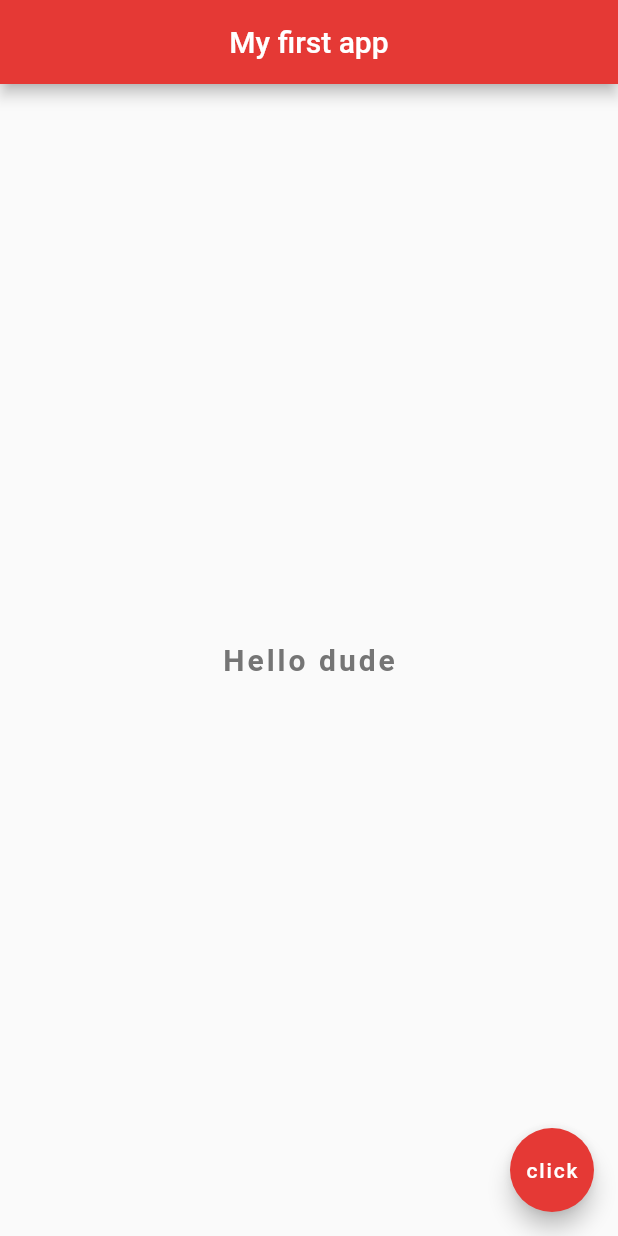
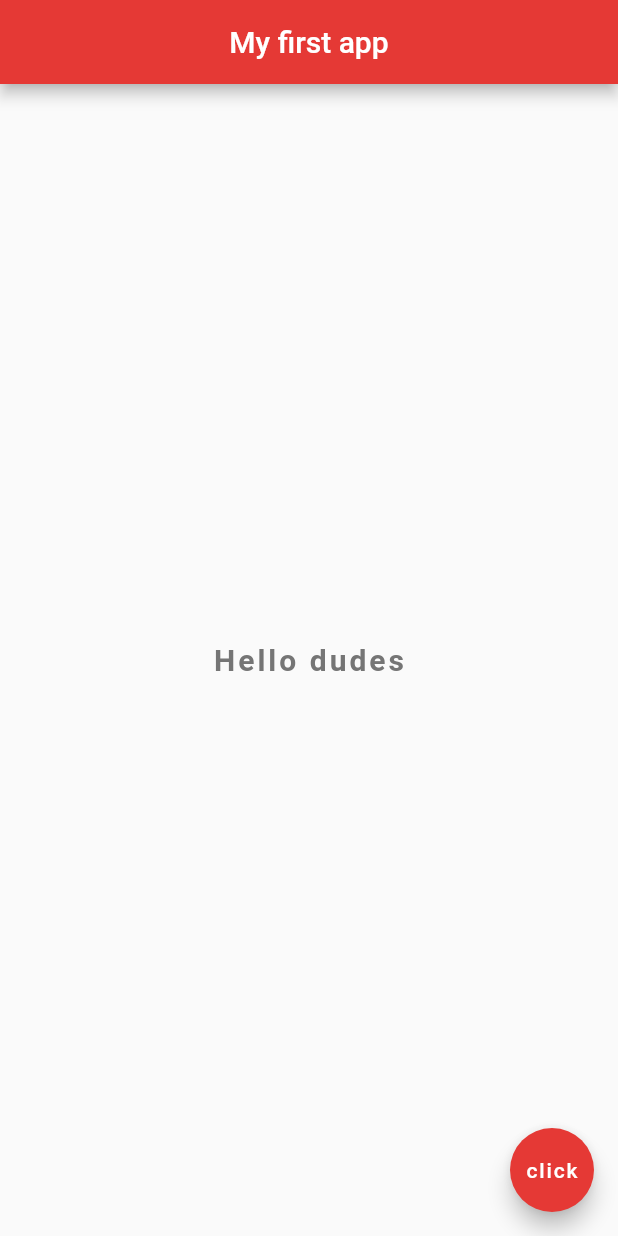
Before and after one commit to mmsoby/Burrdle, a Flutter app: the screen it shows after launch, on a phone screen of 412 x 824 dp. Run offline on Flutter 3.47's test engine with Material 2 defaults, Android fonts, the phone set to English and light mode, and no system bars.

Commit message:
Initial Commit.

```diff
--- a/lib/main.dart
+++ b/lib/main.dart
@@ -17,7 +17,7 @@ class Home extends StatelessWidget {
       ),
       body: Center(
         child: Text(
-          "Hello dude",
+          "Hello dudes",
           style: TextStyle(
               fontSize: 20.0,
               fontWeight: FontWeight.bold,
```
